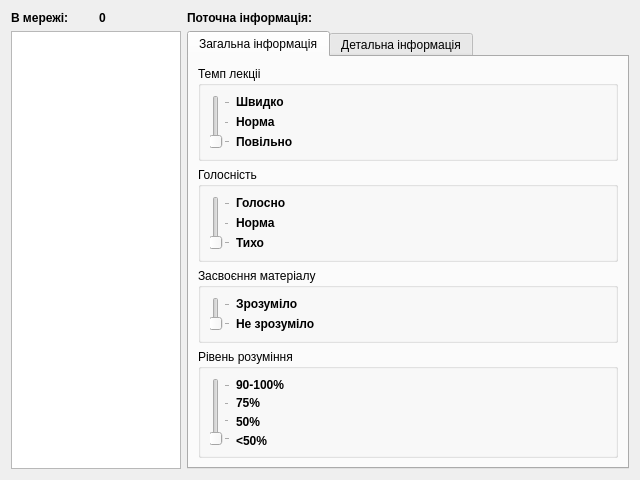
Kolizej/LessonControl, file frmserver.ui: the form before one commit.
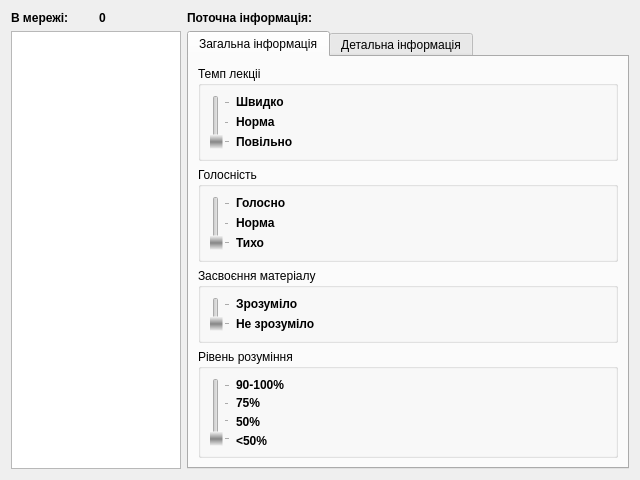
The form after the commit. Icons and pictures are not drawn.

Commit message: подправил кнопки

The edit to the form file:
```diff
--- a/frmserver.ui
+++ b/frmserver.ui
@@ -110,12 +110,26 @@
       <layout class="QGridLayout" name="gridLayout_2">
        <item row="0" column="0">
         <widget class="QGroupBox" name="groupBox">
+         <property name="enabled">
+          <bool>true</bool>
+         </property>
          <property name="title">
           <string>Темп лекціі</string>
          </property>
          <layout class="QGridLayout" name="gridLayout_4">
           <item row="0" column="0" rowspan="3">
            <widget class="QSlider" name="verticalSlider">
+            <property name="enabled">
+             <bool>false</bool>
+            </property>
+            <property name="styleSheet">
+             <string notr="true">QSlider::handle:disable:vertical{			
+	background-color: qlineargradient(spread:reflect, x1:0.506, y1:0.00568182, x2:0.505, y2:0.528409, stop:0 rgba(255, 255, 255, 255), stop:0.994318 rgba(135, 135, 135, 255));
+	border: 1px solid transparent;
+	border-radius: 4 px;
+	height: 10 px;
+}</string>
+            </property>
             <property name="minimum">
              <number>1</number>
             </property>
@@ -125,6 +139,9 @@
             <property name="orientation">
              <enum>Qt::Vertical</enum>
             </property>
+            <property name="invertedAppearance">
+             <bool>false</bool>
+            </property>
             <property name="tickPosition">
              <enum>QSlider::TicksBelow</enum>
             </property>
@@ -189,6 +206,17 @@
          <layout class="QGridLayout" name="gridLayout_5">
           <item row="0" column="0" rowspan="3">
            <widget class="QSlider" name="verticalSlider_2">
+            <property name="enabled">
+             <bool>false</bool>
+            </property>
+            <property name="styleSheet">
+             <string notr="true">QSlider::handle:disable:vertical{			
+	background-color: qlineargradient(spread:reflect, x1:0.506, y1:0.00568182, x2:0.505, y2:0.528409, stop:0 rgba(255, 255, 255, 255), stop:0.994318 rgba(135, 135, 135, 255));
+	border: 1px solid transparent;
+	border-radius: 4 px;
+	height: 10 px;
+}</string>
+            </property>
             <property name="minimum">
              <number>1</number>
             </property>
@@ -262,6 +290,17 @@
          <layout class="QGridLayout" name="gridLayout_7">
           <item row="0" column="0" rowspan="4">
            <widget class="QSlider" name="verticalSlider_4">
+            <property name="enabled">
+             <bool>false</bool>
+            </property>
+            <property name="styleSheet">
+             <string notr="true">QSlider::handle:disable:vertical{			
+	background-color: qlineargradient(spread:reflect, x1:0.506, y1:0.00568182, x2:0.505, y2:0.528409, stop:0 rgba(255, 255, 255, 255), stop:0.994318 rgba(135, 135, 135, 255));
+	border: 1px solid transparent;
+	border-radius: 4 px;
+	height: 10 px;
+}</string>
+            </property>
             <property name="minimum">
              <number>1</number>
             </property>
@@ -348,6 +387,17 @@
          <layout class="QGridLayout" name="gridLayout_6">
           <item row="0" column="0" rowspan="2">
            <widget class="QSlider" name="verticalSlider_3">
+            <property name="enabled">
+             <bool>false</bool>
+            </property>
+            <property name="styleSheet">
+             <string notr="true">QSlider::handle:disable:vertical{			
+	background-color: qlineargradient(spread:reflect, x1:0.506, y1:0.00568182, x2:0.505, y2:0.528409, stop:0 rgba(255, 255, 255, 255), stop:0.994318 rgba(135, 135, 135, 255));
+	border: 1px solid transparent;
+	border-radius: 4 px;
+	height: 10 px;
+}</string>
+            </property>
             <property name="minimum">
              <number>1</number>
             </property>
```
Left out of the diff: 33 changed lines with no effect on the pictures. The commit also changes 5 other files.
